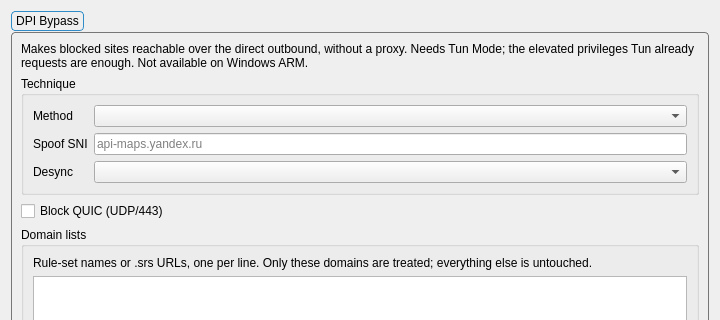
First picture: the form in include/ui/setting/dialog_preset_settings.ui, repository oak83/throned, before the edit; both pictures show x 0 to 720 and y 0 to 320 of the 720 by 460 pixel window.
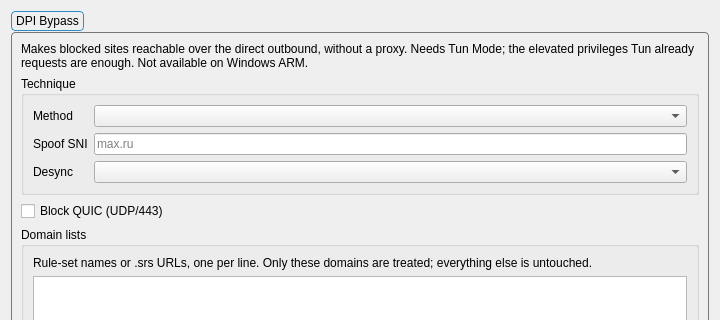
Second picture: the form after the edit.

Commit message: fix: order spoof methods by what still works and use a whitelisted decoy sni

```diff
--- a/include/ui/setting/dialog_preset_settings.ui
+++ b/include/ui/setting/dialog_preset_settings.ui
@@ -98,7 +98,7 @@
           <item row="1" column="1">
            <widget class="QLineEdit" name="dpi_spoof_sni">
             <property name="placeholderText">
-             <string notr="true">api-maps.yandex.ru</string>
+             <string notr="true">max.ru</string>
             </property>
            </widget>
           </item>
```
The commit also changes 2 other files.
